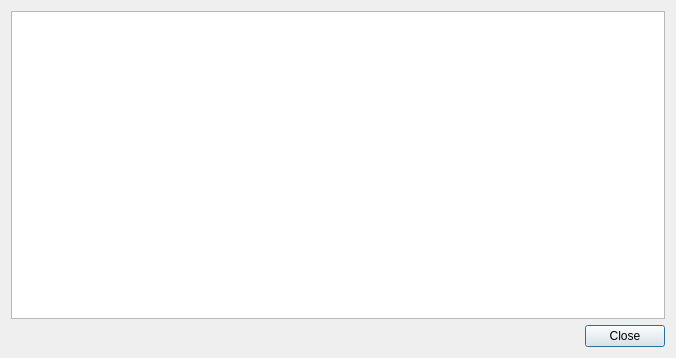
Qt form src/transcoder/transcodelogdialog.ui (strawberrymusicplayer/strawberry) before a commit.
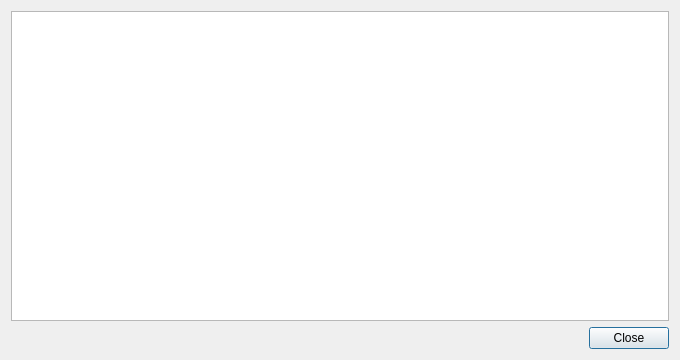
The same form after that commit. Icons and pictures are not drawn.

What changed in the file:
```diff
--- a/src/transcoder/transcodelogdialog.ui
+++ b/src/transcoder/transcodelogdialog.ui
@@ -6,8 +6,8 @@
    <rect>
     <x>0</x>
     <y>0</y>
-    <width>676</width>
-    <height>358</height>
+    <width>680</width>
+    <height>360</height>
    </rect>
   </property>
   <property name="windowTitle">
```
Left out of the diff: 2 changed lines with no effect on the pictures.
